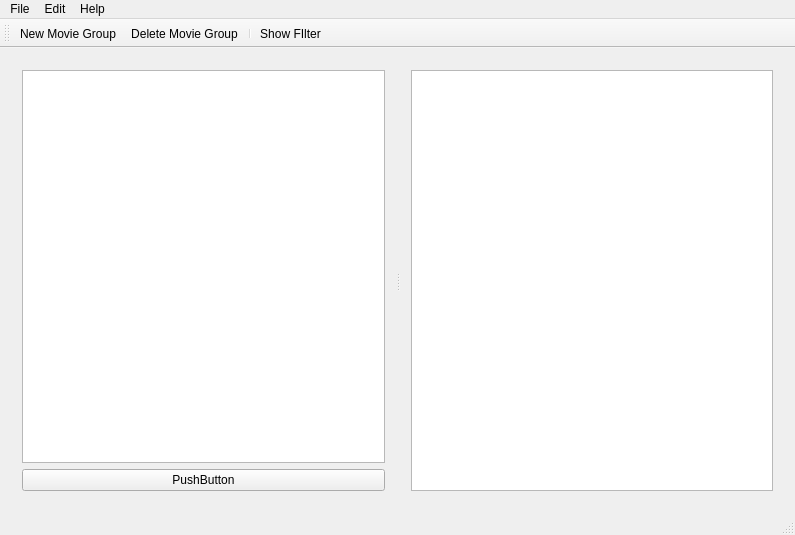
This is src/mainwindow.ui in mrafcho001/QtMovieCollection as Qt 5 draws it before an edit. The edited form follows.
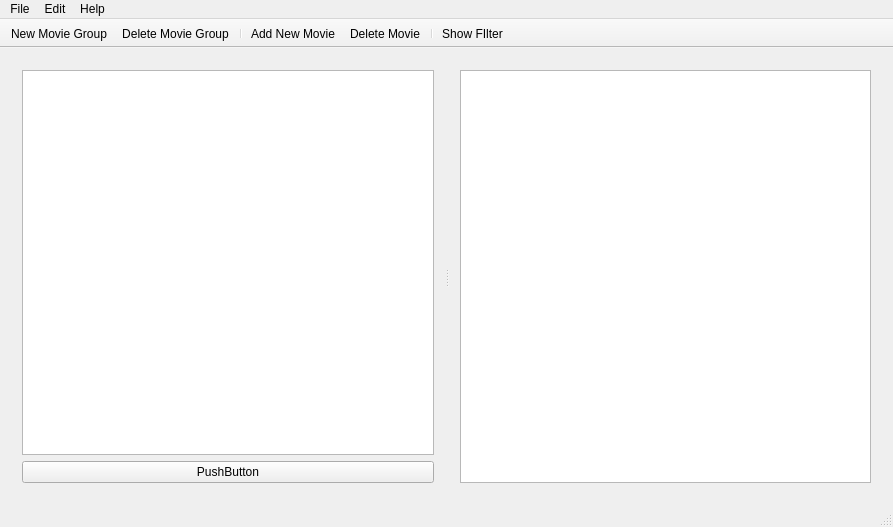
This is the edited form.

Commit message: Finished implementing the Movie Collection Model and began development on new movie dialog.

Patch:
```diff
--- a/src/mainwindow.ui
+++ b/src/mainwindow.ui
@@ -6,8 +6,8 @@
    <rect>
     <x>0</x>
     <y>0</y>
-    <width>795</width>
-    <height>535</height>
+    <width>893</width>
+    <height>527</height>
    </rect>
   </property>
   <property name="windowTitle">
@@ -76,7 +76,7 @@
     <rect>
      <x>0</x>
      <y>0</y>
-     <width>795</width>
+     <width>893</width>
      <height>20</height>
     </rect>
    </property>
@@ -107,6 +107,15 @@
    <addaction name="menuHelp"/>
   </widget>
   <widget class="QToolBar" name="mainToolBar">
+   <property name="movable">
+    <bool>false</bool>
+   </property>
+   <property name="toolButtonStyle">
+    <enum>Qt::ToolButtonIconOnly</enum>
+   </property>
+   <property name="floatable">
+    <bool>false</bool>
+   </property>
    <attribute name="toolBarArea">
     <enum>TopToolBarArea</enum>
    </attribute>
@@ -116,6 +125,9 @@
    <addaction name="actionNewMovieGroup"/>
    <addaction name="actionDeleteMovieGroup"/>
    <addaction name="separator"/>
+   <addaction name="actionAddNewMovie"/>
+   <addaction name="actionDeleteMovie"/>
+   <addaction name="separator"/>
    <addaction name="actionShowFIlter"/>
   </widget>
   <widget class="QStatusBar" name="statusBar"/>
@@ -133,6 +145,9 @@
    <property name="text">
     <string>New Movie Group</string>
    </property>
+   <property name="iconText">
+    <string>New Movie Group</string>
+   </property>
    <property name="toolTip">
     <string>Create a new movie group</string>
    </property>
@@ -144,6 +159,9 @@
    <property name="text">
     <string>Delete Movie Group</string>
    </property>
+   <property name="iconText">
+    <string notr="true">Delete Movie Group</string>
+   </property>
    <property name="toolTip">
     <string>Delete the selected movie groups</string>
    </property>
@@ -173,6 +191,25 @@
     <string>Ctrl+I</string>
    </property>
   </action>
+  <action name="actionAddNewMovie">
+   <property name="text">
+    <string>Add New Movie</string>
+   </property>
+   <property name="toolTip">
+    <string>Adds a new movie to the currently selected movie collection.</string>
+   </property>
+   <property name="shortcut">
+    <string>Ctrl+N</string>
+   </property>
+  </action>
+  <action name="actionDeleteMovie">
+   <property name="text">
+    <string>Delete Movie</string>
+   </property>
+   <property name="toolTip">
+    <string>Deletes the currently selected movie.</string>
+   </property>
+  </action>
  </widget>
  <layoutdefault spacing="6" margin="11"/>
  <resources/>
```
Left out of the diff: 25 changed lines with no effect on the pictures. The commit also changes 14 other files.
